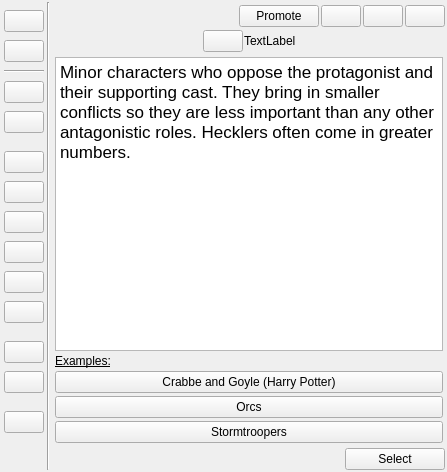
The window that ui/character_role_selector.ui (zkovari/plotlyst) describes before a commit, drawn with Qt 5.
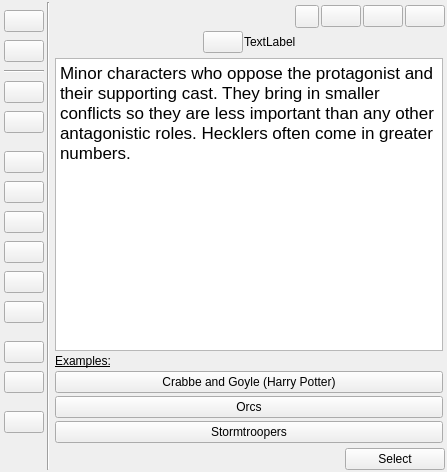
The same window after the commit. Custom widgets are drawn as their Qt base class.

Commit message: Different promote btn

```diff
--- a/ui/character_role_selector.ui
+++ b/ui/character_role_selector.ui
@@ -355,12 +355,12 @@
         </spacer>
        </item>
        <item>
-        <widget class="SecondaryActionPushButton" name="btnPromote">
+        <widget class="QToolButton" name="btnPromote">
          <property name="toolTip">
           <string>Promote to major role</string>
          </property>
          <property name="text">
-          <string>Promote</string>
+          <string/>
          </property>
          <property name="checkable">
           <bool>true</bool>
@@ -1678,11 +1678,6 @@
    <extends>QPushButton</extends>
    <header>src.main.python.plotlyst.view.widget.button</header>
   </customwidget>
-  <customwidget>
-   <class>SecondaryActionPushButton</class>
-   <extends>QPushButton</extends>
-   <header>src.main.python.plotlyst.view.widget.button</header>
-  </customwidget>
   <customwidget>
    <class>MajorRoleIcon</class>
    <extends>QPushButton</extends>
```
Left out of the diff: 3 changed lines with no effect on the pictures. The commit also changes 1 other file.
